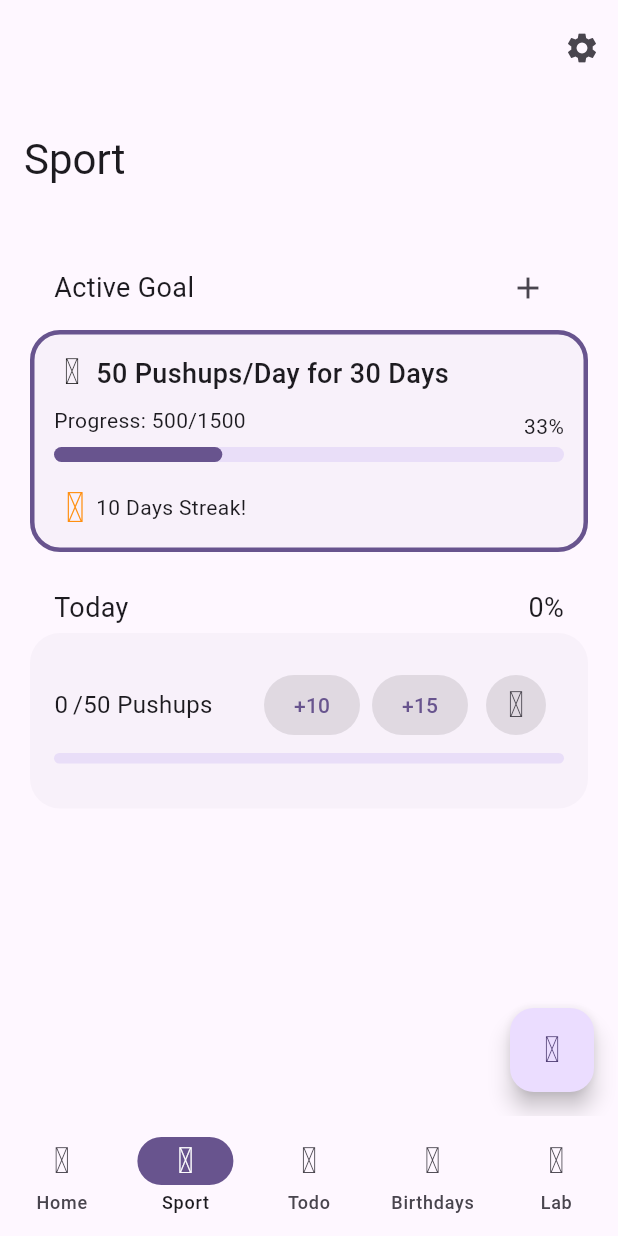
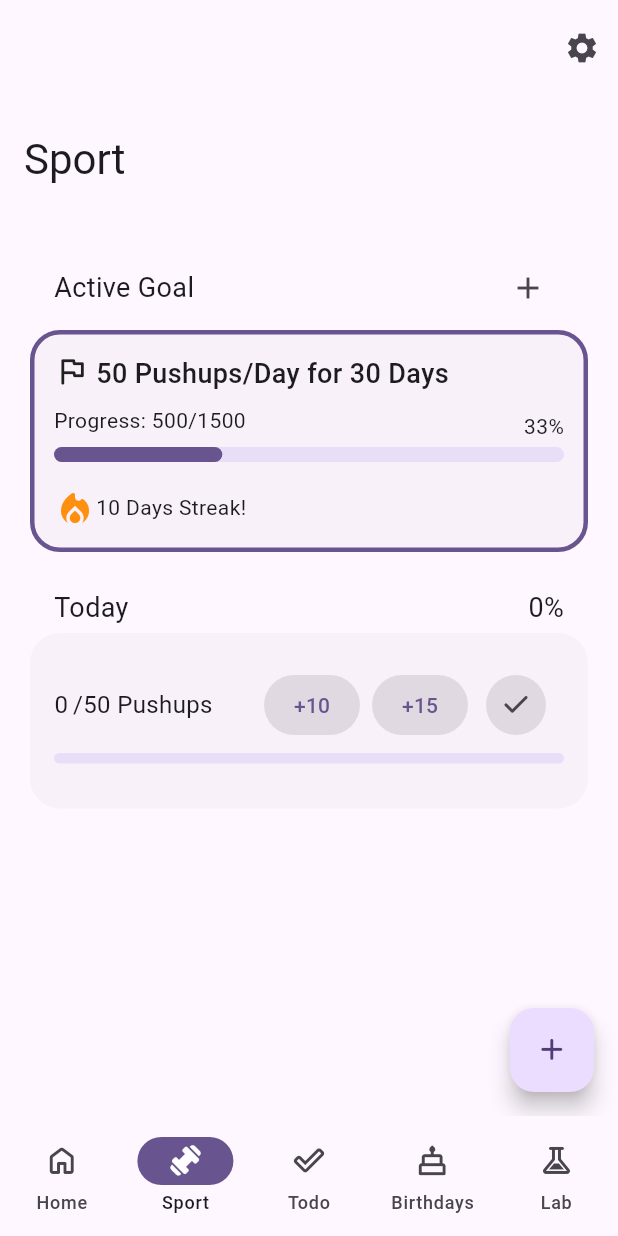
Before and after one commit to jan-kuwert/routine, a Flutter app: the screen it shows after launch, item 2 of the bottom bar chosen, on a phone screen of 412 x 824 dp. Run offline on Flutter 3.47's test engine with Material 3 defaults, Android fonts, the light colour scheme and no system bars; our stand-ins replace isar; accounts and stored records are empty; generated files the repository leaves out were written again.

Commit message:
fix icon pack import error

```diff
--- a/lib/main.dart
+++ b/lib/main.dart
@@ -125,7 +125,7 @@ class _MyHomePageState extends State<MyHomePage> {
         selectedIndex: currentPageIndex,
         destinations: const <Widget>[
           NavigationDestination(
-            icon: Icon(RoutineIconPack.add),
+            icon: Icon(RoutineIconPack.home),
             selectedIcon:
                 Icon(RoutineIconPack.home_filled, color: Colors.white),
             label: 'Home',
--- a/pubspec.yaml
+++ b/pubspec.yaml
@@ -62,7 +62,7 @@ flutter:
   # the material Icons class.
   uses-material-design: true
   fonts:
-    - family: RoutoineIconPack
+    - family: RoutineIconPack
       fonts:
         - asset: fonts/RoutineIconPack.ttf
 
```
